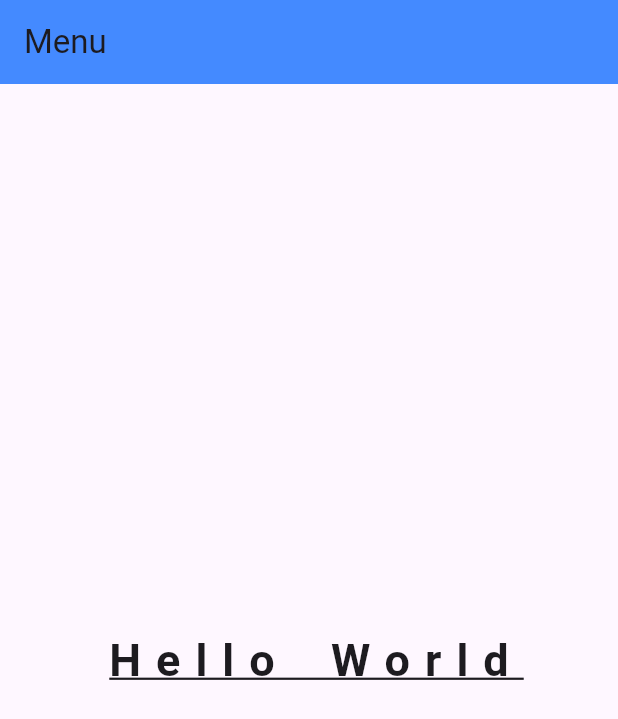
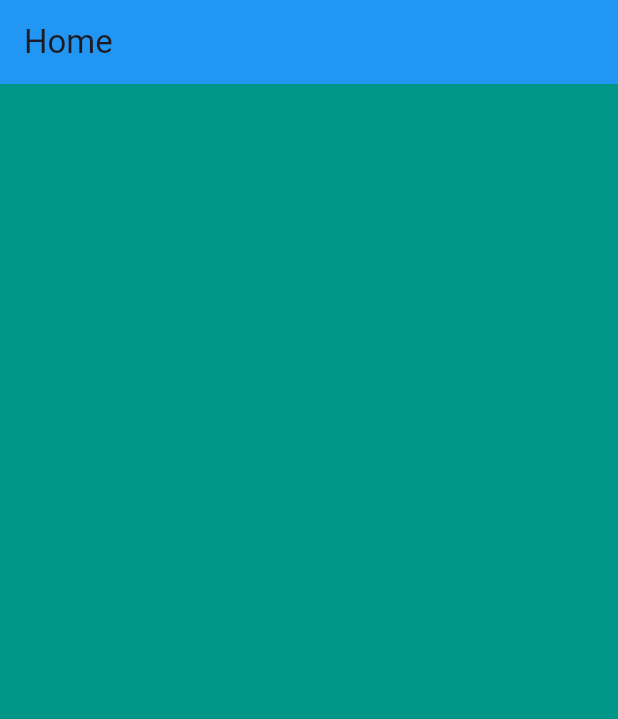
Before and after one commit to M-Yousuf-Nabi/app1-practice, a Flutter app: the screen it shows after launch, on a phone screen of 412 x 824 dp. Shown: the top 719 px of the screen. Run offline on Flutter 3.47's test engine with Material 3 defaults, Android fonts, the phone set to English and light mode, and no system bars.

Commit message:
Module 07 done here

```diff
--- a/lib/main.dart
+++ b/lib/main.dart
@@ -1,35 +1,103 @@
 import 'package:flutter/material.dart';
 
 void main() {
-  runApp(
-  IntroApp()
-  );
+  runApp(IntroApp());
 }
 
-class IntroApp extends StatelessWidget{
+class IntroApp extends StatelessWidget {
+  const IntroApp({super.key});
+
   @override
   Widget build(BuildContext context) {
-    return  MaterialApp(
-        home: Scaffold(
-          appBar: AppBar(
-            backgroundColor: Colors.blueAccent,
-            title: Text('Menu'),
-          ),
-          body: Center(
-            child: Text("Hello World",
-              textAlign: TextAlign.justify,
-              style: TextStyle(
-              fontSize: 30,
-              fontWeight: FontWeight.bold,
-              decoration: TextDecoration.underline,
-              letterSpacing: 10,
-              wordSpacing: 10,
-                  overflow: TextOverflow.ellipsis,
-            ),
-            ),
-          ),
-        )
+    return MaterialApp(
+      debugShowCheckedModeBanner: false,
+      title: "Intro App",
+      home: Home(),
     );
   }
+}
 
+class Home extends StatelessWidget {
+  const Home({super.key});
+
+  @override
+  Widget build(BuildContext context) {
+    return Scaffold(
+      backgroundColor: Colors.teal,
+      appBar: AppBar(
+        backgroundColor: Colors.blue,
+        title: Text("Home"),
+      ),
+      body: Center(
+        // child: Image.asset(
+        //   "assets/Image/01.jpeg",
+        //   width: 300,
+        //   height: 400,
+        //   fit: BoxFit.cover,
+        // ),
+
+        // Icon(
+        //   Icons.android,
+        //   size: 100,
+        //   color: Colors.white,
+        // ),
+        // Text("Hello",
+        // style: TextStyle(
+        //   fontSize: 30,
+        //   fontWeight: FontWeight.bold,
+        // ),),
+
+        // child: ElevatedButton(
+        //     onPressed: () {
+        //       print("Button pressed");
+        //     },
+        //
+        //     child: Text("Notification",
+        //     style: TextStyle(
+        //       fontSize: 40,
+        //       fontStyle: FontStyle.italic,
+        //       color: Colors.black,
+        //     ),
+        //     )
+        // ),
+
+        // child: IconButton(onPressed: () {
+        //   print("Add");
+        // },
+        //  icon: Icon(Icons.add),
+        // ),
+
+        // child: TextButton(
+        //   onPressed: () {
+        //     print("Show button pressed");
+        //   },
+        //   child: Text("Text Button"),
+        // ),
+
+        // child: GestureDetector(
+        //   onTap: (){
+        //     print("Single Tapped");
+        //   },
+        //   onDoubleTap: (){
+        //     print("Double Tapped");
+        //   },
+        //   child: Image.asset(
+        //     "assets/Image/01.jpeg",
+        //     width: 300,
+        //     height: 400,
+        //     fit: BoxFit.cover,
+        //   ),
+
+       //  child: InkWell(
+       //     onTap: (){
+       //        print("Single Tapped");
+       //  },
+       //  onDoubleTap: (){
+       //        print("Double Tapped");
+       //  },
+       //  child: Text("Hello World"),
+       // ),
+      ),
+    );
+  }
 }
--- a/pubspec.yaml
+++ b/pubspec.yaml
@@ -59,8 +59,8 @@ flutter:
   uses-material-design: true
 
   # To add assets to your application, add an assets section, like this:
-  # assets:
-  #   - images/a_dot_burr.jpeg
+  assets:
+  - assets/Image/01.jpeg
   #   - images/a_dot_ham.jpeg
 
   # An image asset can refer to one or more resolution-specific "variants", see
```
Also changed, not shown: assets/Image/01.jpeg (added).
